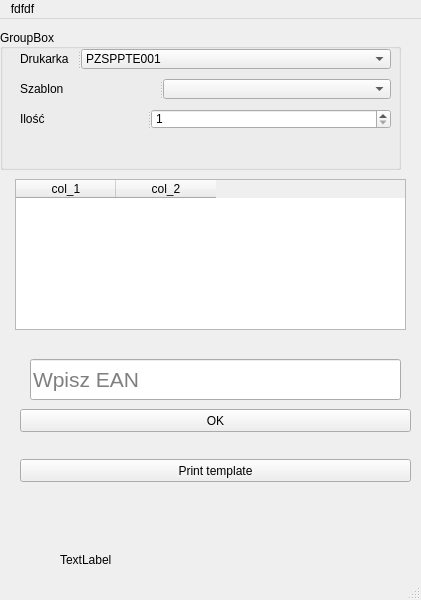
The window that untitled.ui (Krendzel/Py_ZPL_Label_Printer) describes before a commit, drawn with Qt 5.
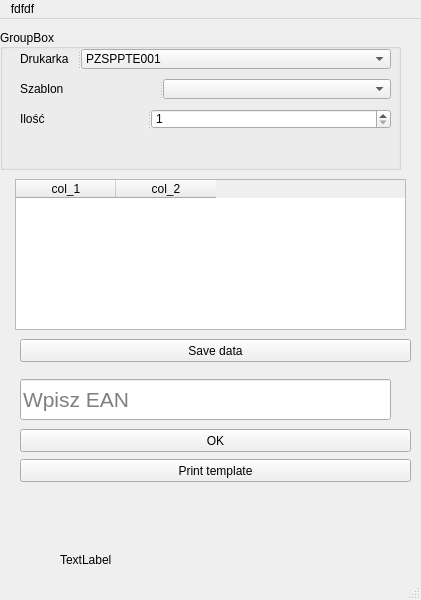
The same window after the commit.

What changed in the file:
```diff
--- a/untitled.ui
+++ b/untitled.ui
@@ -130,7 +130,7 @@
     <property name="geometry">
      <rect>
       <x>20</x>
-      <y>390</y>
+      <y>410</y>
       <width>391</width>
       <height>23</height>
      </rect>
@@ -168,8 +168,8 @@
    <widget class="QLineEdit" name="ean_input">
     <property name="geometry">
      <rect>
-      <x>30</x>
-      <y>340</y>
+      <x>20</x>
+      <y>360</y>
       <width>371</width>
       <height>41</height>
      </rect>
@@ -206,6 +206,19 @@
      </property>
     </column>
    </widget>
+   <widget class="QPushButton" name="save_data_btn">
+    <property name="geometry">
+     <rect>
+      <x>20</x>
+      <y>320</y>
+      <width>391</width>
+      <height>23</height>
+     </rect>
+    </property>
+    <property name="text">
+     <string>Save data</string>
+    </property>
+   </widget>
   </widget>
   <widget class="QMenuBar" name="menubar">
    <property name="geometry">
```
